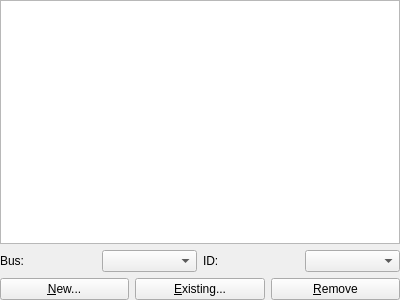
Qt form src/qt/qt_settingsharddisks.ui (86Box/86Box) before a commit.
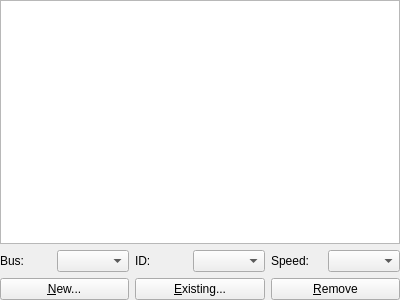
The same form after that commit.

Commit message: hdd: make speed preset configurable This includes settings UI for Qt

Diff of the .ui file:
```diff
--- a/src/qt/qt_settingsharddisks.ui
+++ b/src/qt/qt_settingsharddisks.ui
@@ -64,6 +64,16 @@
      <item>
       <widget class="QComboBox" name="comboBoxChannel"/>
      </item>
+     <item>
+      <widget class="QLabel" name="labelSpeed">
+       <property name="text">
+        <string>Speed:</string>
+       </property>
+      </widget>
+     </item>
+     <item>
+      <widget class="QComboBox" name="comboBoxSpeed"/>
+     </item>
     </layout>
    </item>
    <item>
```
The commit also changes 11 other files.
